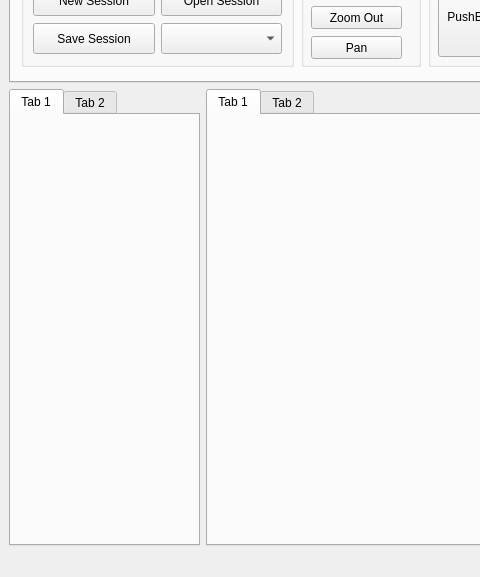
Qt form mainwindow.ui (Hezexian/calibrateTool) before a commit; both pictures show x 0 to 480 and y 93 to 670 of the 1163 by 670 pixel window.
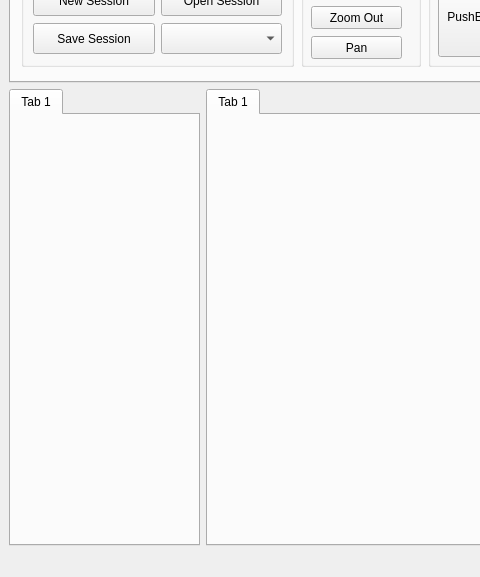
The same form after that commit.

Commit message: update data brower

The edit to the form file:
```diff
--- a/mainwindow.ui
+++ b/mainwindow.ui
@@ -418,16 +418,14 @@
           <height>421</height>
          </size>
         </property>
-        <widget class="QWidget" name="tab_7">
+        <property name="currentIndex">
+         <number>0</number>
+        </property>
+        <widget class="QWidget" name="tab_dataBrowser">
          <attribute name="title">
           <string>Tab 1</string>
          </attribute>
         </widget>
-        <widget class="QWidget" name="tab_8">
-         <attribute name="title">
-          <string>Tab 2</string>
-         </attribute>
-        </widget>
        </widget>
       </item>
       <item>
@@ -443,11 +441,6 @@
           <string>Tab 1</string>
          </attribute>
         </widget>
-        <widget class="QWidget" name="tab_2">
-         <attribute name="title">
-          <string>Tab 2</string>
-         </attribute>
-        </widget>
        </widget>
       </item>
       <item>
```
Left out of the diff: 9 changed lines with no effect on the pictures. The commit also changes 5 other files.
